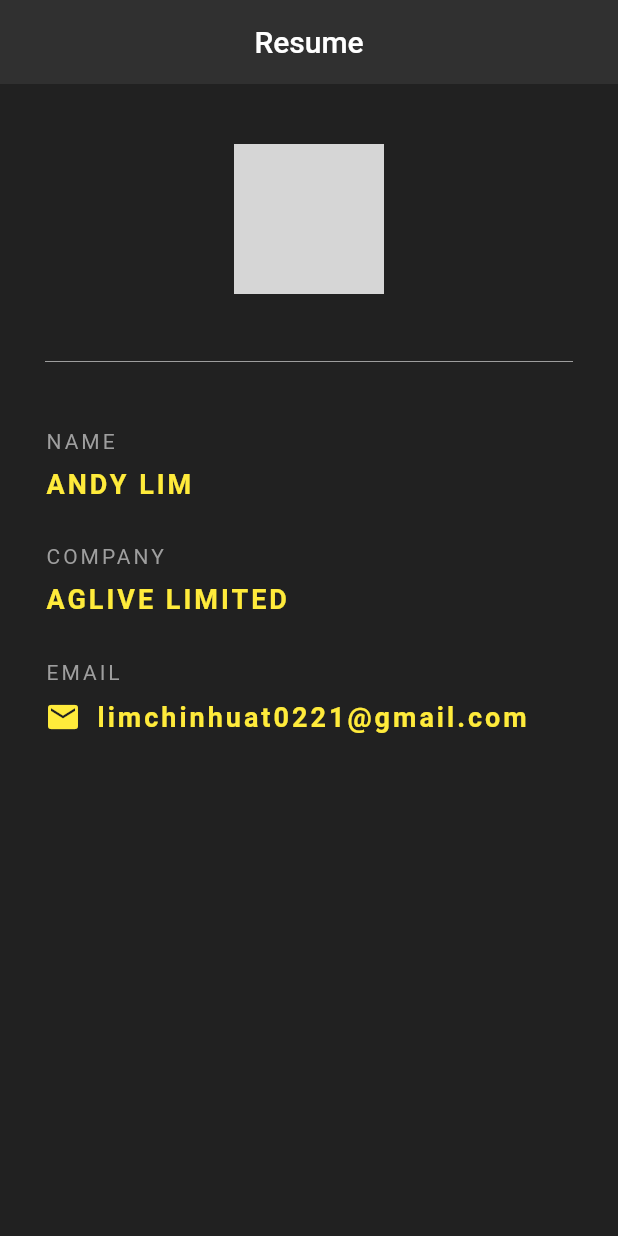
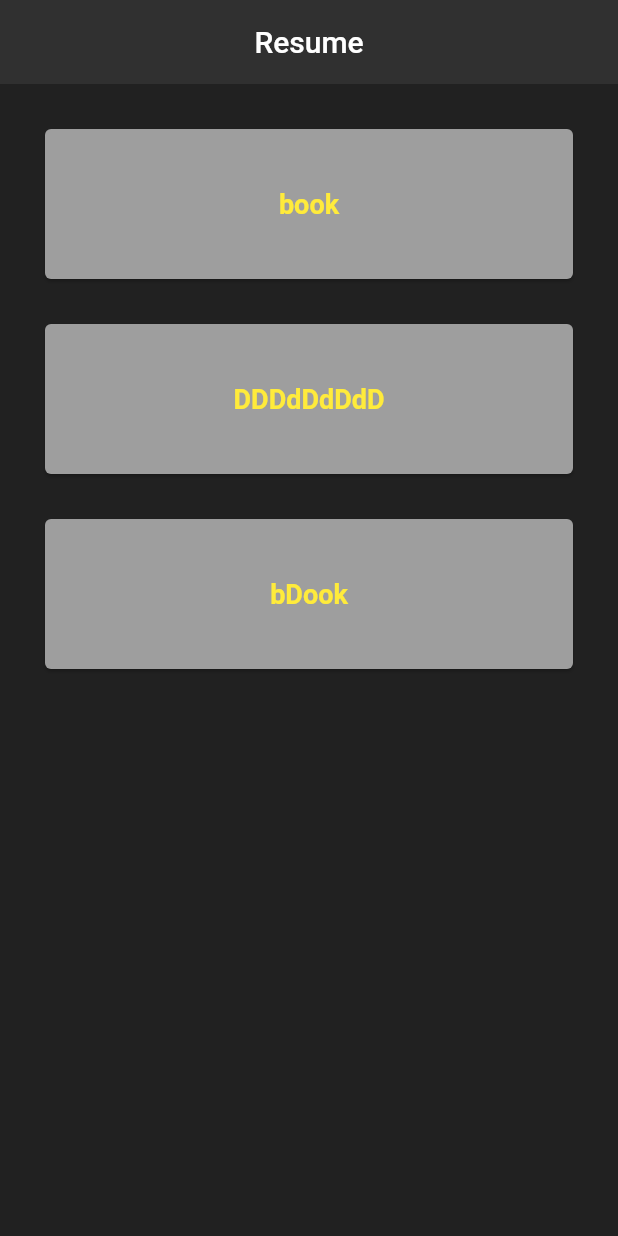
Before and after one commit to andylim0221/flutter-app, a Flutter app: the screen it shows after launch, on a phone screen of 412 x 824 dp. Run offline on Flutter 3.47's test engine with Material 2 defaults, Android fonts, the phone set to English and light mode, and no system bars; grey boxes are pictures that could not be loaded.

Commit message:
Built cards with stateful widget

```diff
--- a/lib/main.dart
+++ b/lib/main.dart
@@ -1,11 +1,41 @@
-import 'package:flutter/cupertino.dart';
 import 'package:flutter/material.dart';
+import 'quotes.dart';
 
 void main() => runApp(MaterialApp(
   home:Test()
 ));
 
-class Test extends StatelessWidget {
+class Test extends StatefulWidget {
+  @override
+  _TestState createState() => _TestState();
+}
+
+class _TestState extends State<Test> {
+
+  List<Quote> names=[Quote('book', 'author'),Quote('DDDdDdDdD', 'autAhor'),Quote('bDook', 'authorA')];
+
+  Widget quoteTemplate(quote) {
+    return Card(
+      color: Colors.grey,
+      margin: EdgeInsets.fromLTRB(30.0, 30.0, 30.0, 0.0),
+      borderOnForeground: true,
+      child:Column(
+        crossAxisAlignment: CrossAxisAlignment.stretch,
+        children: <Widget>[
+          Container(
+            height:100.0,
+            alignment: Alignment.center,
+            child: Text(quote.text,style: TextStyle(
+              fontSize: 18.0,
+              color: Colors.yellow,
+              fontWeight: FontWeight.bold
+            ),),
+          )
+        ],
+      )
+    );
+  }
+
   @override
   Widget build(BuildContext context) {
     return Scaffold(
@@ -16,68 +46,9 @@ class Test extends StatelessWidget {
         backgroundColor: Colors.grey[850],
         elevation: 0.0,
       ),
-      body: Padding(
-        padding: EdgeInsets.fromLTRB(30.0, 40.0, 30.0, 0.0),
-        child:Column(
-          crossAxisAlignment: CrossAxisAlignment.start,
-          children: <Widget>[
-            Center(
-              child: CircleAvatar(
-                backgroundImage: NetworkImage('https://image.shutterstock.com/image-photo/portrait-surprised-beautifully-cat-on-260nw-1604783341.jpg'),
-                radius: 50.0,
-              )
-            ),
-            Divider(
-              height:90.0,
-              color: Colors.grey,
-            ),
-            Text('NAME', style: TextStyle(
-                color:Colors.grey,
-                letterSpacing: 2.0
-            ),),
-            SizedBox(height: 10,),
-            Text('ANDY LIM', style: TextStyle(
-                color:Colors.yellow,
-                letterSpacing: 2.0,
-                fontSize: 18,
-                fontWeight: FontWeight.bold
-            ),),
-            SizedBox(height: 30,),
-            Text('COMPANY', style: TextStyle(
-                color:Colors.grey,
-                letterSpacing: 2.0
-            ),),
-            SizedBox(height: 10,),
-            Text('AGLIVE LIMITED', style: TextStyle(
-                color:Colors.yellow,
-                letterSpacing: 2.0,
-                fontSize: 18,
-                fontWeight: FontWeight.bold
-            ),),
-            SizedBox(height:30),
-            Text('EMAIL', style: TextStyle(
-                color:Colors.grey,
-                letterSpacing: 2.0
-            ),),
-            SizedBox(height:10),
-            Row(
-              children: <Widget>[
-                Icon(
-                  Icons.mail,
-                  color:Colors.yellow,
-                ),
-                SizedBox(width:10),
-                Text('limchinhuat0221@gmail.com', style: TextStyle(
-                    color:Colors.yellow,
-                    letterSpacing: 2.0,
-                    fontSize: 18,
-                    fontWeight: FontWeight.bold
-                ),),
-              ],
-            )
-          ],
+      body: Column(
+        children:names.map((quote)=> quoteTemplate(quote)).toList(),
         )
-      ),
-    );
+      );
   }
 }
--- /dev/null
+++ b/lib/quotes.dart
@@ -0,0 +1,11 @@
+class Quote {
+  String text;
+  String author;
+
+  Quote(String text, String author) {
+    this.text=text;
+    this.author=author;
+  }
+
+
+}
```
